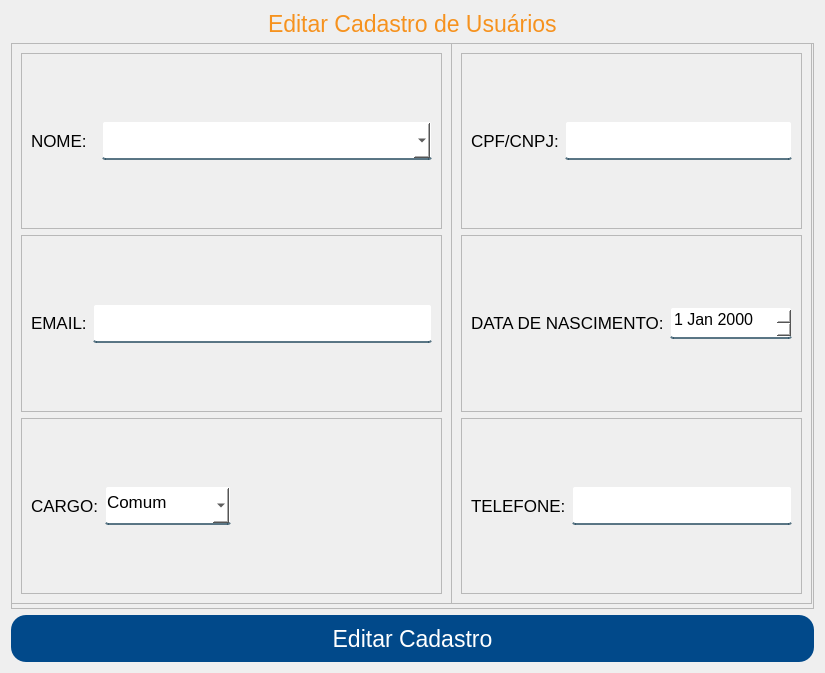
Qt form App/view/ui/editarPessoa.ui (Senac-SOR-ADS/Mapa-de-Sala) before a commit.
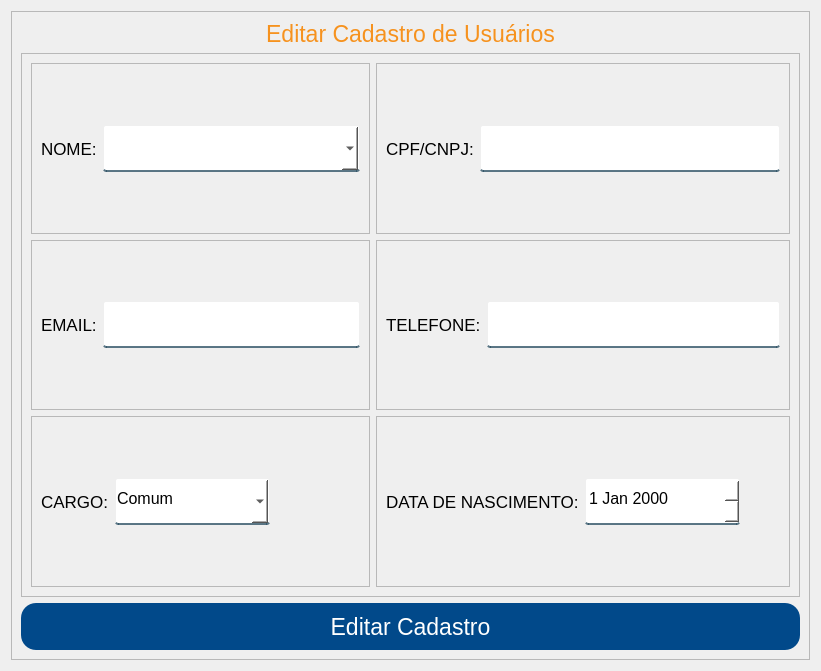
The same form after that commit.

Commit message:
Modificações nas telas (#247)
* Arrumando tela de salas

Retirado campo extra ao qual estava sendo retornado duas vezes

* Novas telas

refazendo as telas de cadastro e editar pessoas para melhor layout e responsividade

* Alterações nas telas de Salas

Layout alterado para estar de acordo com a ordem padrão seguida

* Alteração solicitada

Diff of the .ui file:
```diff
--- a/App/view/ui/editarPessoa.ui
+++ b/App/view/ui/editarPessoa.ui
@@ -42,7 +42,22 @@
 }</string>
   </property>
   <layout class="QVBoxLayout" name="verticalLayout">
-   <item alignment="Qt::AlignHCenter|Qt::AlignBottom">
+   <item>
+    <widget class="QFrame" name="frame">
+     <property name="sizePolicy">
+      <sizepolicy hsizetype="Preferred" vsizetype="Expanding">
+       <horstretch>0</horstretch>
+       <verstretch>0</verstretch>
+      </sizepolicy>
+     </property>
+     <property name="frameShape">
+      <enum>QFrame::StyledPanel</enum>
+     </property>
+     <property name="frameShadow">
+      <enum>QFrame::Raised</enum>
+     </property>
+     <layout class="QVBoxLayout" name="verticalLayout_2">
+      <item>
     <widget class="QLabel" name="titulo">
      <property name="font">
       <font>
@@ -52,46 +67,34 @@
      <property name="text">
       <string>Editar Cadastro de Usuários</string>
      </property>
-    </widget>
-   </item>
-   <item alignment="Qt::AlignHCenter">
-    <widget class="QFrame" name="frame">
+        <property name="alignment">
+         <set>Qt::AlignCenter</set>
+        </property>
+       </widget>
+      </item>
+      <item>
+       <widget class="QFrame" name="frame_8">
      <property name="sizePolicy">
       <sizepolicy hsizetype="Preferred" vsizetype="Expanding">
        <horstretch>0</horstretch>
        <verstretch>0</verstretch>
       </sizepolicy>
      </property>
-     <property name="minimumSize">
-      <size>
-       <width>803</width>
-       <height>566</height>
-      </size>
-     </property>
      <property name="frameShape">
       <enum>QFrame::StyledPanel</enum>
      </property>
      <property name="frameShadow">
       <enum>QFrame::Raised</enum>
      </property>
+        <layout class="QGridLayout" name="gridLayout">
+         <item row="0" column="0">
      <widget class="QFrame" name="frame_2">
-      <property name="geometry">
-       <rect>
-        <x>0</x>
-        <y>0</y>
-        <width>441</width>
-        <height>561</height>
-       </rect>
-      </property>
-      <property name="frameShape">
-       <enum>QFrame::StyledPanel</enum>
-      </property>
-      <property name="frameShadow">
-       <enum>QFrame::Raised</enum>
-      </property>
-      <layout class="QVBoxLayout" name="verticalLayout_2">
-       <item>
-        <widget class="QFrame" name="frame_3">
+           <property name="sizePolicy">
+            <sizepolicy hsizetype="Preferred" vsizetype="Expanding">
+             <horstretch>0</horstretch>
+             <verstretch>0</verstretch>
+            </sizepolicy>
+           </property>
          <property name="frameShape">
           <enum>QFrame::StyledPanel</enum>
          </property>
@@ -99,7 +102,7 @@
           <enum>QFrame::Raised</enum>
          </property>
          <layout class="QHBoxLayout" name="horizontalLayout">
-          <item alignment="Qt::AlignVCenter">
+            <item>
            <widget class="QLabel" name="label_2">
             <property name="font">
              <font>
@@ -113,30 +116,36 @@
           </item>
           <item>
            <widget class="QComboBox" name="nomePessoas">
+              <property name="sizePolicy">
+               <sizepolicy hsizetype="Expanding" vsizetype="Fixed">
+                <horstretch>0</horstretch>
+                <verstretch>0</verstretch>
+               </sizepolicy>
+              </property>
             <property name="minimumSize">
              <size>
-              <width>330</width>
-              <height>39</height>
+                <width>0</width>
+                <height>47</height>
              </size>
             </property>
             <property name="font">
              <font>
-              <pointsize>10</pointsize>
-             </font>
-            </property>
-            <property name="cursor">
-             <cursorShape>PointingHandCursor</cursorShape>
-            </property>
-            <property name="editable">
-             <bool>true</bool>
-            </property>
+                <pointsize>12</pointsize>
+               </font>
+              </property>
            </widget>
           </item>
          </layout>
         </widget>
        </item>
-       <item>
-        <widget class="QFrame" name="frame_4">
+         <item row="0" column="1">
+          <widget class="QFrame" name="frame_3">
+           <property name="sizePolicy">
+            <sizepolicy hsizetype="Preferred" vsizetype="Expanding">
+             <horstretch>0</horstretch>
+             <verstretch>0</verstretch>
+            </sizepolicy>
+           </property>
          <property name="frameShape">
           <enum>QFrame::StyledPanel</enum>
          </property>
@@ -144,7 +153,52 @@
           <enum>QFrame::Raised</enum>
          </property>
          <layout class="QHBoxLayout" name="horizontalLayout_2">
-          <item alignment="Qt::AlignVCenter">
+            <item>
+             <widget class="QLabel" name="label_3">
+              <property name="font">
+               <font>
+                <pointsize>13</pointsize>
+               </font>
+              </property>
+              <property name="text">
+               <string>CPF/CNPJ:</string>
+              </property>
+             </widget>
+            </item>
+            <item>
+             <widget class="QLineEdit" name="cpfCnpj">
+              <property name="minimumSize">
+               <size>
+                <width>0</width>
+                <height>47</height>
+               </size>
+              </property>
+              <property name="font">
+               <font>
+                <pointsize>12</pointsize>
+               </font>
+              </property>
+             </widget>
+            </item>
+           </layout>
+          </widget>
+         </item>
+         <item row="1" column="0">
+          <widget class="QFrame" name="frame_4">
+           <property name="sizePolicy">
+            <sizepolicy hsizetype="Preferred" vsizetype="Expanding">
+             <horstretch>0</horstretch>
+             <verstretch>0</verstretch>
+            </sizepolicy>
+           </property>
+           <property name="frameShape">
+            <enum>QFrame::StyledPanel</enum>
+           </property>
+           <property name="frameShadow">
+            <enum>QFrame::Raised</enum>
+           </property>
+           <layout class="QHBoxLayout" name="horizontalLayout_4">
+            <item>
            <widget class="QLabel" name="label_4">
             <property name="font">
              <font>
@@ -160,13 +214,13 @@
            <widget class="QLineEdit" name="email">
             <property name="minimumSize">
              <size>
-              <width>330</width>
-              <height>39</height>
+                <width>0</width>
+                <height>47</height>
              </size>
             </property>
             <property name="font">
              <font>
-              <pointsize>10</pointsize>
+                <pointsize>12</pointsize>
              </font>
             </property>
            </widget>
@@ -174,8 +228,14 @@
          </layout>
         </widget>
        </item>
-       <item>
+         <item row="1" column="1">
         <widget class="QFrame" name="frame_5">
+           <property name="sizePolicy">
+            <sizepolicy hsizetype="Preferred" vsizetype="Expanding">
+             <horstretch>0</horstretch>
+             <verstretch>0</verstretch>
+            </sizepolicy>
+           </property>
          <property name="frameShape">
           <enum>QFrame::StyledPanel</enum>
          </property>
@@ -183,7 +243,58 @@
           <enum>QFrame::Raised</enum>
          </property>
          <layout class="QHBoxLayout" name="horizontalLayout_3">
-          <item alignment="Qt::AlignVCenter">
+            <item>
+             <widget class="QLabel" name="label_7">
+              <property name="font">
+               <font>
+                <pointsize>13</pointsize>
+               </font>
+              </property>
+              <property name="text">
+               <string>TELEFONE:</string>
+              </property>
+             </widget>
+            </item>
+            <item>
+             <widget class="QLineEdit" name="telefone">
+              <property name="sizePolicy">
+               <sizepolicy hsizetype="Expanding" vsizetype="Fixed">
+                <horstretch>0</horstretch>
+                <verstretch>0</verstretch>
+               </sizepolicy>
+              </property>
+              <property name="minimumSize">
+               <size>
+                <width>0</width>
+                <height>47</height>
+               </size>
+              </property>
+              <property name="font">
+               <font>
+                <pointsize>12</pointsize>
+               </font>
+              </property>
+             </widget>
+            </item>
+           </layout>
+          </widget>
+         </item>
+         <item row="2" column="0">
+          <widget class="QFrame" name="frame_6">
+           <property name="sizePolicy">
+            <sizepolicy hsizetype="Preferred" vsizetype="Expanding">
+             <horstretch>0</horstretch>
+             <verstretch>0</verstretch>
+            </sizepolicy>
+           </property>
+           <property name="frameShape">
+            <enum>QFrame::StyledPanel</enum>
+           </property>
+           <property name="frameShadow">
+            <enum>QFrame::Raised</enum>
+           </property>
+           <layout class="QHBoxLayout" name="horizontalLayout_5">
+            <item>
            <widget class="QLabel" name="label_5">
             <property name="font">
              <font>
@@ -197,23 +308,26 @@
           </item>
           <item>
            <widget class="QComboBox" name="cargo">
+              <property name="sizePolicy">
+               <sizepolicy hsizetype="Fixed" vsizetype="Fixed">
+                <horstretch>0</horstretch>
+                <verstretch>0</verstretch>
+               </sizepolicy>
+              </property>
             <property name="minimumSize">
              <size>
-              <width>0</width>
-              <height>39</height>
+                <width>155</width>
+                <height>47</height>
              </size>
             </property>
             <property name="font">
              <font>
-              <pointsize>13</pointsize>
+                <pointsize>12</pointsize>
              </font>
             </property>
             <property name="cursor">
              <cursorShape>PointingHandCursor</cursorShape>
             </property>
-            <property name="editable">
-             <bool>false</bool>
-            </property>
             <item>
              <property name="text">
               <string>Comum</string>
@@ -232,7 +346,7 @@
            </widget>
           </item>
           <item>
-           <spacer name="horizontalSpacer">
+             <spacer name="horizontalSpacer_2">
             <property name="orientation">
              <enum>Qt::Horizontal</enum>
             </property>
@@ -247,73 +361,22 @@
          </layout>
         </widget>
        </item>
-      </layout>
-     </widget>
-     <widget class="QFrame" name="frame_6">
-      <property name="geometry">
-       <rect>
-        <x>440</x>
-        <y>0</y>
-        <width>361</width>
-        <height>561</height>
-       </rect>
-      </property>
-      <property name="frameShape">
-       <enum>QFrame::StyledPanel</enum>
-      </property>
-      <property name="frameShadow">
-       <enum>QFrame::Raised</enum>
-      </property>
-      <layout class="QVBoxLayout" name="verticalLayout_3">
-       <item>
+         <item row="2" column="1">
         <widget class="QFrame" name="frame_7">
-         <property name="frameShape">
-          <enum>QFrame::StyledPanel</enum>
-         </property>
-         <property name="frameShadow">
-          <enum>QFrame::Raised</enum>
-         </property>
-         <layout class="QHBoxLayout" name="horizontalLayout_4">
-          <item alignment="Qt::AlignVCenter">
-           <widget class="QLabel" name="label_3">
-            <property name="font">
-             <font>
-              <pointsize>13</pointsize>
-             </font>
-            </property>
-            <property name="text">
-             <string>CPF/CNPJ:</string>
-            </property>
-           </widget>
-          </item>
-          <item>
-           <widget class="QLineEdit" name="cpfCnpj">
-            <property name="minimumSize">
-             <size>
-              <width>0</width>
-              <height>39</height>
-             </size>
-            </property>
-            <property name="font">
-             <font>
-              <pointsize>13</pointsize>
-             </font>
-            </property>
-           </widget>
-          </item>
-         </layout>
-        </widget>
-       </item>
-       <item>
-        <widget class="QFrame" name="frame_8">
+           <property name="sizePolicy">
+            <sizepolicy hsizetype="Preferred" vsizetype="Expanding">
+             <horstretch>0</horstretch>
+             <verstretch>0</verstretch>
+            </sizepolicy>
+           </property>
          <property name="frameShape">
           <enum>QFrame::StyledPanel</enum>
          </property>
          <property name="frameShadow">
           <enum>QFrame::Raised</enum>
          </property>
-         <layout class="QHBoxLayout" name="horizontalLayout_5">
-          <item alignment="Qt::AlignVCenter">
+           <layout class="QHBoxLayout" name="horizontalLayout_6">
+            <item>
            <widget class="QLabel" name="label_6">
             <property name="font">
              <font>
@@ -327,10 +390,16 @@
           </item>
           <item>
            <widget class="QDateEdit" name="dataDeNascimento">
+              <property name="sizePolicy">
+               <sizepolicy hsizetype="Fixed" vsizetype="Fixed">
+                <horstretch>0</horstretch>
+                <verstretch>0</verstretch>
+               </sizepolicy>
+              </property>
             <property name="minimumSize">
              <size>
-              <width>0</width>
-              <height>32</height>
+                <width>155</width>
+                <height>47</height>
              </size>
             </property>
             <property name="font">
@@ -341,55 +410,25 @@
             <property name="cursor">
              <cursorShape>PointingHandCursor</cursorShape>
             </property>
-            <property name="alignment">
-             <set>Qt::AlignBottom|Qt::AlignLeading|Qt::AlignLeft</set>
-            </property>
-           </widget>
-          </item>
-         </layout>
-        </widget>
-       </item>
+             </widget>
+            </item>
        <item>
-        <widget class="QFrame" name="frame_9">
-         <property name="frameShape">
-          <enum>QFrame::StyledPanel</enum>
-         </property>
-         <property name="frameShadow">
-          <enum>QFrame::Raised</enum>
-         </property>
-         <layout class="QHBoxLayout" name="horizontalLayout_6">
-          <item alignment="Qt::AlignVCenter">
-           <widget class="QLabel" name="label_7">
-            <property name="font">
-             <font>
-              <pointsize>13</pointsize>
-             </font>
-            </property>
-            <property name="text">
-             <string>TELEFONE:</string>
-            </property>
-           </widget>
-          </item>
-          <item>
-           <widget class="QLineEdit" name="telefone">
-            <property name="minimumSize">
+             <spacer name="horizontalSpacer">
+              <property name="orientation">
+               <enum>Qt::Horizontal</enum>
+              </property>
+              <property name="sizeHint" stdset="0">
              <size>
-              <width>0</width>
-              <height>39</height>
-             </size>
-            </property>
-            <property name="font">
-             <font>
-              <pointsize>13</pointsize>
-             </font>
-            </property>
-           </widget>
+                <width>40</width>
+                <height>20</height>
+               </size>
+              </property>
+             </spacer>
           </item>
          </layout>
         </widget>
        </item>
       </layout>
-     </widget>
     </widget>
    </item>
    <item>
@@ -415,14 +454,9 @@
    </item>
   </layout>
  </widget>
- <tabstops>
-  <tabstop>cpfCnpj</tabstop>
-  <tabstop>email</tabstop>
-  <tabstop>dataDeNascimento</tabstop>
-  <tabstop>cargo</tabstop>
-  <tabstop>telefone</tabstop>
-  <tabstop>btnEditar</tabstop>
- </tabstops>
+   </item>
+  </layout>
+ </widget>
  <resources/>
  <connections/>
 </ui>
```
Lines whose indentation alone changed are shown as unchanged. The commit also changes 3 other files.
